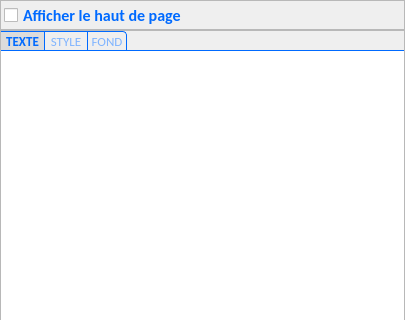
Before: the Qt Designer form PhotosConsigne/ui/Header.ui in FlorianLance/PhotosConsigne, drawn with Qt 5; both pictures show x 0 to 405 and y 0 to 320 of the 405 by 501 pixel window.
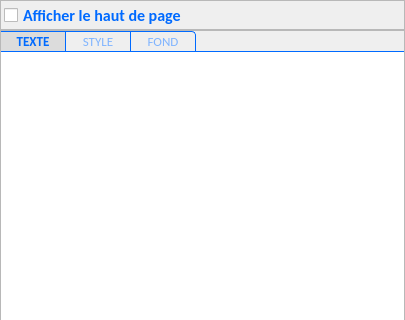
After: the same form once the commit is applied.

```diff
--- a/PhotosConsigne/ui/Header.ui
+++ b/PhotosConsigne/ui/Header.ui
@@ -192,8 +192,8 @@
     border-radius: 0px;
 
 	/* size */
-	height:4ex;
-	min-width:20ex;
+	height:15px;
+	min-width:60px;
 
 	/* padding */
     padding: 2px;
```
